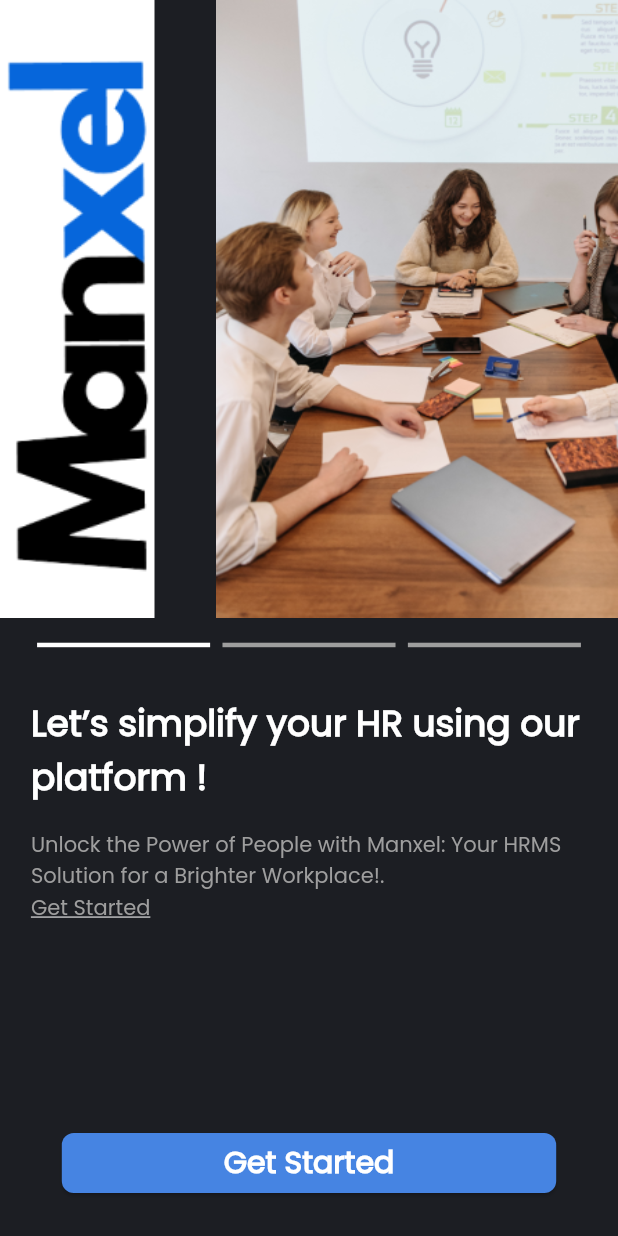
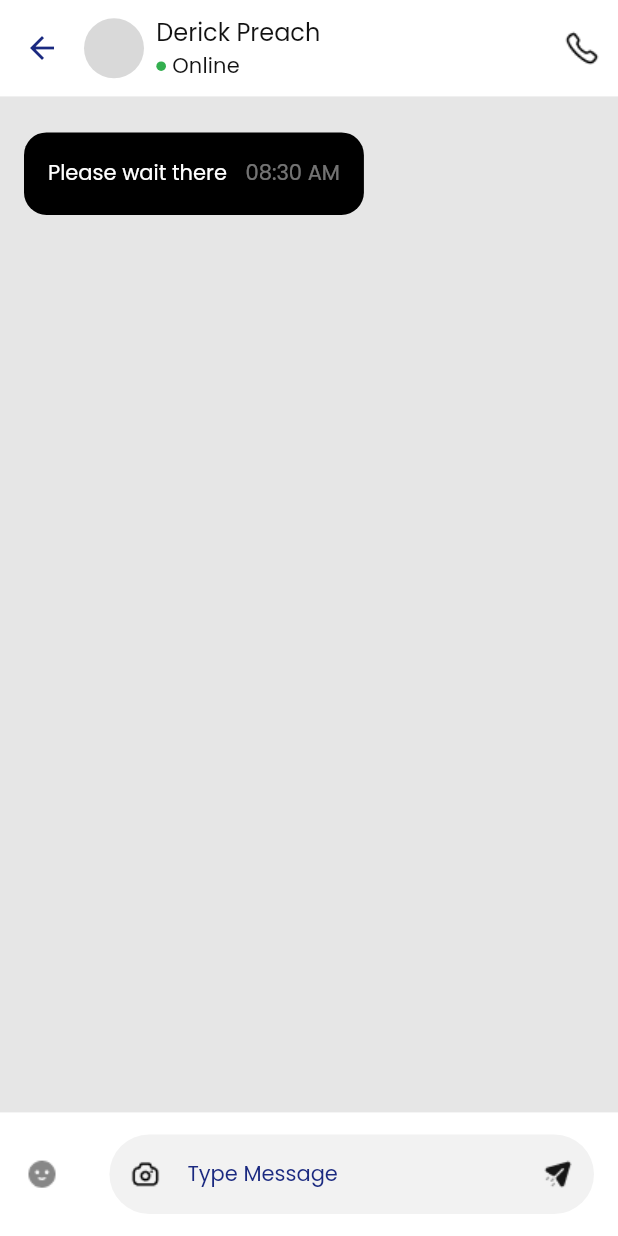
Before and after one commit to RDfahad/apphrmsnew, a Flutter app: the screen it shows after launch, on a phone screen of 412 x 824 dp. Run offline on Flutter 3.47's test engine with Material 2 defaults, Android fonts, the phone set to English and light mode, and no system bars; our stand-ins replace cached_network_image, fl_chart, flutter_bloc, get_it, hive, hive_flutter and 2 more; missing offline and left inert: flutter_file_downloader; accounts and stored records are empty.

Commit message:
first commit

```diff
--- a/lib/main.dart
+++ b/lib/main.dart
@@ -8,6 +8,7 @@ import 'package:hr_emp_proj/data/repository_implement/request_repo_impl/request_
 import 'package:hr_emp_proj/domain/repository/document_management/document_management_repo.dart';
 import 'package:hr_emp_proj/domain/repository/profile_repo/profile_repo.dart';
 import 'package:hr_emp_proj/domain/repository/request_repo/request_repo.dart';
+import 'package:hr_emp_proj/ui/screens/chat/screens/chat_screen.dart';
 import 'package:hr_emp_proj/ui/screens/document_overview.dart/document_bloc/document_bloc.dart';
 
 import '/data/repository_implement/attendence_repo_impl/attendance_repo_implement.dart';
@@ -101,7 +102,7 @@ class MyApp extends StatelessWidget {
         ),
         useMaterial3: true,
       ),
-      home: const OnboardingScreen(),
+      home: const ChatScreen(),
     );
   }
 }
--- /dev/null
+++ b/lib/ui/screens/chat/screens/chat_screen.dart
@@ -0,0 +1,151 @@
+import 'package:flutter/material.dart';
+import 'package:hr_emp_proj/utils/extension_methods.dart';
+
+class ChatScreen extends StatelessWidget {
+  const ChatScreen({super.key});
+
+  @override
+  Widget build(BuildContext context) {
+    return Scaffold(
+      backgroundColor: const Color.fromRGBO(230, 230, 230, 1),
+      appBar: AppBar(
+        backgroundColor: Colors.white,
+        titleSpacing: 0,
+        toolbarHeight: context.getScreenHeight * 0.078,
+        leading: const Icon(
+          Icons.arrow_back,
+        ),
+        title: Row(
+          crossAxisAlignment: CrossAxisAlignment.center,
+          children: [
+            const CircleAvatar(
+              backgroundColor: Color(0xFFD9D9D9),
+            ),
+            SizedBox(
+              width: context.getScreenWidth * 0.02,
+            ),
+            Column(
+              mainAxisAlignment: MainAxisAlignment.center,
+              crossAxisAlignment: CrossAxisAlignment.start,
+              children: [
+                Text(
+                  'Derick Preach',
+                  style: context.getFontText.titleMedium,
+                ),
+                Row(
+                  children: [
+                    const CircleAvatar(
+                      radius: 3.2,
+                      backgroundColor: Color(0xFF33AF4F),
+                    ),
+                    SizedBox(
+                      width: context.getScreenWidth * 0.01,
+                    ),
+                    Text(
+                      'Online',
+                      style: context.getFontText.titleSmall,
+                    ),
+                  ],
+                )
+              ],
+            ),
+          ],
+        ),
+        actions: [
+          Padding(
+            padding: const EdgeInsets.only(
+              right: 12,
+            ),
+            child: Image.asset(
+              'assets/icons/call.png',
+            ),
+          ),
+        ],
+      ),
+      body: Padding(
+        padding: const EdgeInsets.symmetric(
+          vertical: 24,
+          horizontal: 16,
+        ),
+        child: Column(children: [
+          Container(
+            height: 55,
+            width: context.getScreenWidth * 0.55,
+            decoration: const BoxDecoration(
+              color: Colors.black,
+              borderRadius: BorderRadius.all(
+                Radius.circular(15),
+              ),
+            ),
+            padding: const EdgeInsets.all(16),
+            child: Row(
+              mainAxisAlignment: MainAxisAlignment.spaceBetween,
+              children: [
+                const Text(
+                  'Please wait there',
+                  style: TextStyle(color: Colors.white),
+                ),
+                Text(
+                  '08:30 AM',
+                  style: TextStyle(
+                    color: Colors.white.withOpacity(0.45),
+                  ),
+                ),
+              ],
+            ),
+          ),
+        ]),
+      ),
+      bottomNavigationBar: Container(
+        height: context.getScreenHeight * 0.1,
+        width: double.infinity,
+        color: Colors.white,
+        padding: const EdgeInsets.only(
+          right: 16,
+          left: 16,
+          top: 8,
+          bottom: 8,
+        ),
+        child: Row(
+          children: [
+            Image.asset('assets/icons/emoji.png'),
+            SizedBox(
+              width: context.getScreenWidth * 0.08,
+            ),
+            Expanded(
+              child: TextField(
+                decoration: InputDecoration(
+                  fillColor: const Color(0xFFF2F2F2),
+                  filled: true,
+                  prefixIcon: Image.asset('assets/icons/camera.png'),
+                  suffixIcon: Image.asset('assets/icons/send.png'),
+                  hintText: 'Type Message',
+                  hintStyle: const TextStyle(
+                    fontSize: 14,
+                    fontWeight: FontWeight.w400,
+                  ),
+                  enabledBorder: OutlineInputBorder(
+                    borderSide: const BorderSide(
+                      color: Colors.transparent,
+                    ),
+                    borderRadius: BorderRadius.circular(
+                      34,
+                    ),
+                  ),
+                  focusedBorder: OutlineInputBorder(
+                    borderSide: const BorderSide(
+                      color: Colors.transparent,
+                    ),
+                    borderRadius: BorderRadius.circular(
+                      34,
+                    ),
+                  ),
+                ),
+              ),
+            )
+          ],
+        ),
+      ),
+    );
+  }
+}
```
Also changed, not shown: lib/ui/screens/attendance/screen/attendance_overview.dart (+51 -34 lines), lib/ui/screens/attendance/screen/view_all_screen.dart (+21 -13 lines), lib/ui/screens/dashboard/view/dashboard_screen.dart (+84 -44 lines), lib/ui/widgets/attendance_list_card.dart (+35 -8 lines), assets/icons/call.png (added), assets/icons/camera.png (added), assets/icons/emoji.png (added), assets/icons/send.png (added).
